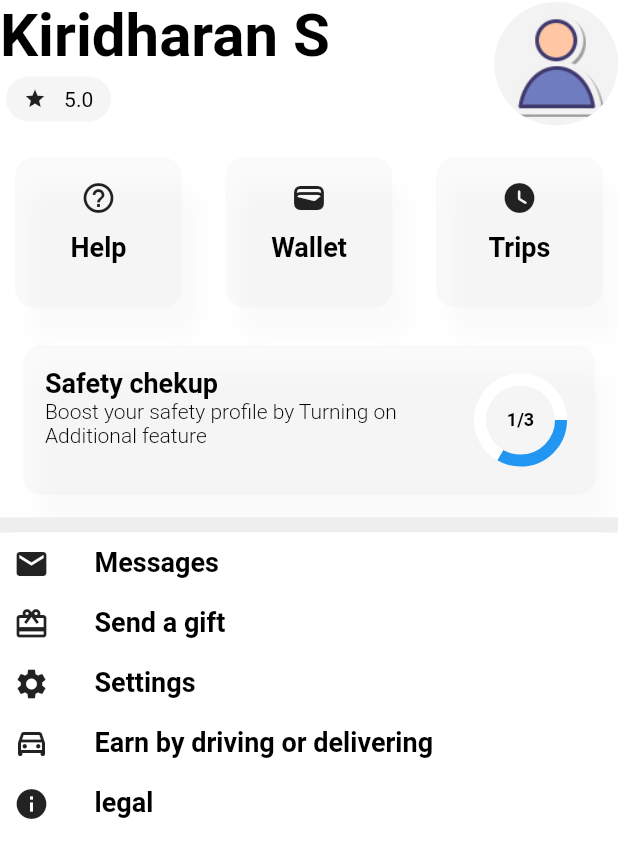
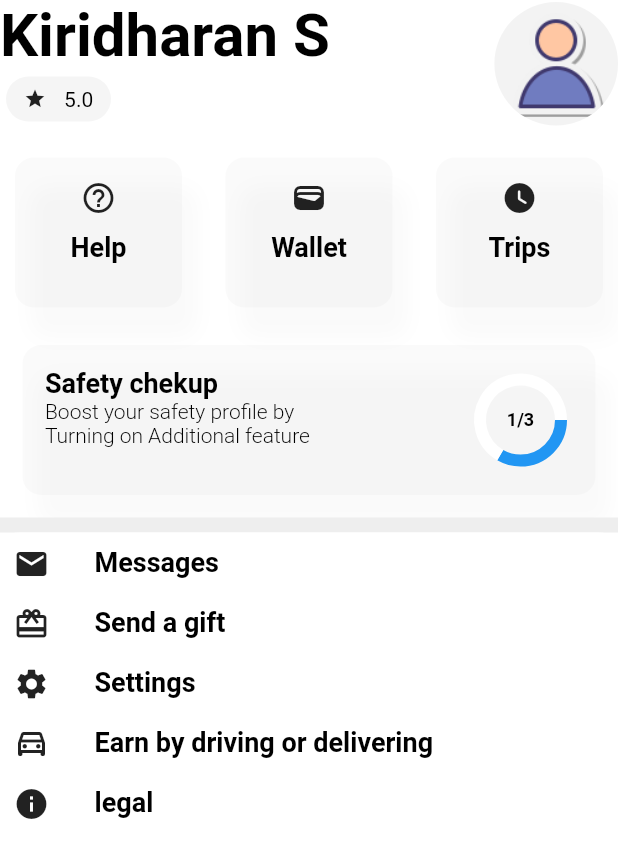
Before and after one commit to kiridharan/olacab_clone, a Flutter app: the ProfilePage screen opened by its route, on a phone screen of 412 x 824 dp. Shown: the top 858 px of the screen. Run offline on Flutter 3.47's test engine with Material 2 defaults, Android fonts, the phone set to English and light mode, and no system bars; drawn by our look-alikes of pie_chart; our stand-ins replace flutter_svg, flutter_svg_provider, google_maps_flutter, google_sign_in, location, simple_circular_progress_bar; network calls fail; Roboto replaces fonts that are missing (Nunito); project files that could hold a hidden picture were left out.

Commit message:
minor Fixꡲ

```diff
--- a/lib/UI/components/activity/list_row_card.dart
+++ b/lib/UI/components/activity/list_row_card.dart
@@ -16,7 +16,7 @@ class CustomeCardHome extends StatelessWidget {
       shape: RoundedRectangleBorder(borderRadius: BorderRadius.circular(15)),
       color: Colors.white,
       child: SizedBox(
-        width: MediaQuery.of(context).size.width * 0.20,
+        width: MediaQuery.of(context).size.width * 0.19,
         height: MediaQuery.of(context).size.height * 0.12,
         child: Column(
           mainAxisAlignment: MainAxisAlignment.start,
--- a/lib/UI/components/activity/top_corusel.dart
+++ b/lib/UI/components/activity/top_corusel.dart
@@ -34,7 +34,7 @@ class _CoruselOldState extends State<CoruselOld> {
                       mainAxisAlignment: MainAxisAlignment.spaceBetween,
                       children: [
                         Padding(
-                          padding: const EdgeInsets.all(20),
+                          padding: const EdgeInsets.only(left: 20),
                           child: Column(
                               mainAxisAlignment: MainAxisAlignment.spaceEvenly,
                               crossAxisAlignment: CrossAxisAlignment.start,
--- a/lib/UI/components/home/listWidget.dart
+++ b/lib/UI/components/home/listWidget.dart
@@ -36,8 +36,8 @@ class ListWidget extends StatelessWidget {
                 crossAxisAlignment: CrossAxisAlignment.start,
                 children: [
                   const Text(
-                    "KCG COllege of Technology",
-                    style: TextStyle(fontSize: 20, fontWeight: FontWeight.w500),
+                    "KCG College of Technology",
+                    style: TextStyle(fontSize: 16, fontWeight: FontWeight.w500),
                   ),
                   Text(
                     "karapakkam, Chennai",
--- a/lib/UI/components/profile/piechart_profile.dart
+++ b/lib/UI/components/profile/piechart_profile.dart
@@ -27,7 +27,10 @@ class PieChartCustom extends StatelessWidget {
           mainAxisAlignment: MainAxisAlignment.start,
           crossAxisAlignment: CrossAxisAlignment.start,
           children: [
-            Column(
+            Container(
+              width: MediaQuery.of(context).size.width * .5,
+            //  color: Colors.black,
+              child: Column(
                 mainAxisAlignment: MainAxisAlignment.start,
                 crossAxisAlignment: CrossAxisAlignment.start,
                 children: const [
@@ -41,7 +44,7 @@ class PieChartCustom extends StatelessWidget {
                   ),
                   // Spacer(),
                   Text(
-                  "Boost your safety profile by Turning on \nAdditional feature",
+                    "Boost your safety profile by Turning on Additional feature",
                     style: TextStyle(
                       color: Colors.black,
                       fontWeight: FontWeight.w300,
@@ -50,8 +53,12 @@ class PieChartCustom extends StatelessWidget {
                   ),
                 ],
               ),
+            ),
             const Spacer(),
-            PieChart(
+            Container(
+              width: 70,
+              height: 70,
+              child: PieChart(
                 dataMap: const {
                   "Completed": 1,
                   "Pending": 2,
@@ -81,6 +88,7 @@ class PieChartCustom extends StatelessWidget {
                     fontWeight: FontWeight.bold,
                   ),
                 ),
+              ),
             )
           ],
         ),
--- a/pubspec.yaml
+++ b/pubspec.yaml
@@ -32,8 +32,8 @@ dependencies:
   flutter:
     sdk: flutter
   flutter_polyline_points: ^1.0.0
-  flutter_svg: ^2.0.4
-  flutter_svg_provider: ^1.0.3
+  flutter_svg:
+  flutter_svg_provider:
   geolocator: ^9.0.2
   get: ^4.6.5
   google_maps_flutter: null
```
Also changed, not shown: lib/UI/components/activity/search_activity.dart (+6 -3 lines), lib/UI/pages/service_page.dart (+7 -2 lines). Lines whose indentation alone changed are shown as unchanged.
